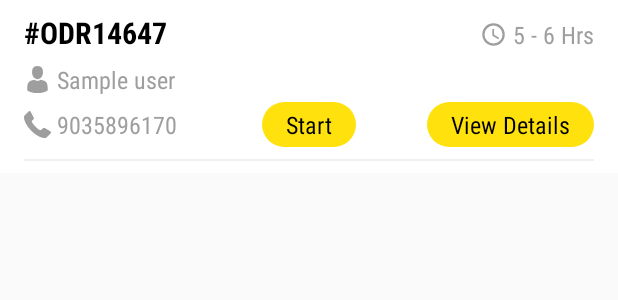
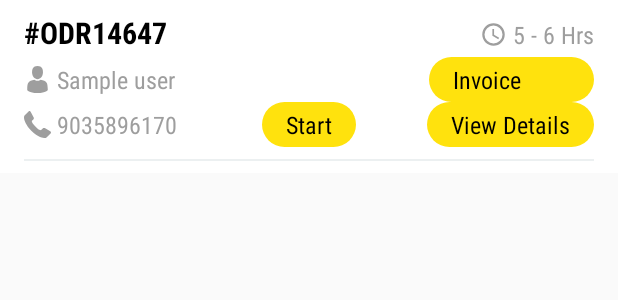
Before and after one commit to Dummyurl/Ewignta, an Android app: the layout item_order.xml on its own in the app's theme, with its tools: preview values and no code run, on a phone screen of 412 x 824 dp. Shown: the top 300 px of the screen. Run offline under Robolectric (Android 15) with nearby library versions, the phone set to English and light mode, and no system bars.

```diff
--- a/app/src/main/java/ewingta/domesticlogistic/adapter/OrdersAdapter.java
+++ b/app/src/main/java/ewingta/domesticlogistic/adapter/OrdersAdapter.java
@@ -14,6 +14,7 @@ import com.google.gson.Gson;
 import ewingta.domesticlogistic.R;
 import ewingta.domesticlogistic.activities.OrderActivity;
 import ewingta.domesticlogistic.models.Order;
+import ewingta.domesticlogistic.models.PdfResponse;
 
 public class OrdersAdapter extends CommonRecyclerAdapter<Order> {
     private Context context;
@@ -36,7 +37,7 @@ public class OrdersAdapter extends CommonRecyclerAdapter<Order> {
 
     private class OrderViewHolder extends RecyclerView.ViewHolder implements View.OnClickListener {
 
-        private TextView tv_order_id, tv_order_type, tv_customer_name, tv_customer_phone, tv_status, tv_detail;
+        private TextView tv_order_id, tv_order_type, tv_customer_name, tv_customer_phone, tv_status, tv_detail,tv_pdf;
 
         private OrderViewHolder(View view) {
             super(view);
@@ -47,17 +48,20 @@ public class OrdersAdapter extends CommonRecyclerAdapter<Order> {
             tv_status = view.findViewById(R.id.tv_status);
             tv_detail = view.findViewById(R.id.tv_detail);
             tv_detail.setOnClickListener(this);
+            tv_pdf.setOnClickListener(this);
         }
 
 
         private void bindData(int position) {
             Order order = getItem(position);
 
+
             tv_order_id.setText(String.format("#%s", order.getOrder_num()));
             tv_status.setText(order.getStatus());
             tv_customer_name.setText(order.getCustomer_name());
             tv_customer_phone.setText(order.getCustomer_phone());
             tv_order_type.setText(order.getTime());
+
         }
 
         @Override
--- a/app/src/main/res/layout/item_order.xml
+++ b/app/src/main/res/layout/item_order.xml
@@ -52,23 +52,47 @@
             tools:text="5 - 6 Hrs" />
     </RelativeLayout>
 
+<RelativeLayout
+    android:layout_width="match_parent"
+    android:layout_height="match_parent">
 
     <TextView
         android:id="@+id/tv_customer_name"
-        android:layout_width="match_parent"
+        android:layout_width="189dp"
         android:layout_height="wrap_content"
         android:drawableLeft="@drawable/ic_user_grey"
         android:drawablePadding="@dimen/margin4dp"
         android:drawableStart="@drawable/ic_user_grey"
         android:ellipsize="end"
         android:fontFamily="sans-serif-condensed"
+        android:hint="Not Assigned"
         android:maxLines="1"
         android:paddingBottom="@dimen/margin4dp"
         android:paddingTop="@dimen/margin4dp"
         android:textColor="@color/grey"
         android:textSize="16sp"
-        android:hint="Not Assigned"
         tools:text="Sample user " />
+
+    <TextView
+        android:id="@+id/tv_pdf"
+        android:layout_width="110dp"
+        android:layout_height="wrap_content"
+        android:layout_alignParentEnd="true"
+        android:layout_alignParentRight="true"
+        android:layout_alignParentTop="true"
+        android:background="@drawable/ic_rectangle"
+        android:ellipsize="end"
+        android:fontFamily="sans-serif-condensed"
+        android:maxLines="1"
+        android:paddingBottom="@dimen/margin4dp"
+        android:paddingLeft="@dimen/margin16dp"
+        android:paddingRight="@dimen/margin16dp"
+        android:paddingTop="@dimen/margin4dp"
+        android:text="@string/invoice"
+        android:textColor="@android:color/black"
+        android:textSize="16sp" />
+</RelativeLayout>
+
 
     <RelativeLayout
         android:layout_width="match_parent"
--- a/app/src/main/res/values/strings.xml
+++ b/app/src/main/res/values/strings.xml
@@ -143,5 +143,6 @@
     <string name="extra_charges">Extra Charges</string>
     <string name="gst">GST(18%)</string>
     <string name="select_the_weight">Select Weight</string>
+    <string name="invoice">Invoice</string>
 
 </resources>
```
